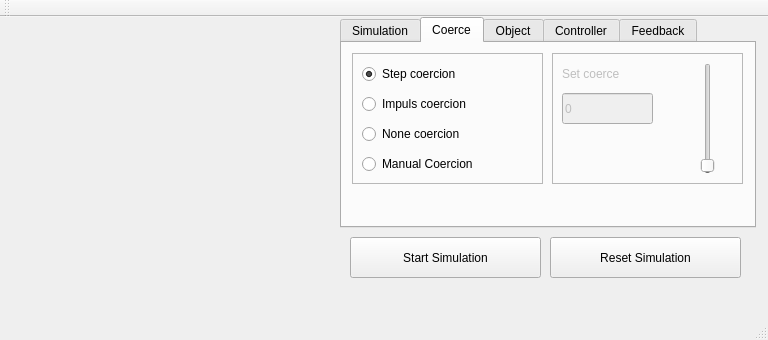
Qt form mainwindow.ui (jakubbialas/PSS_lab) before a commit.
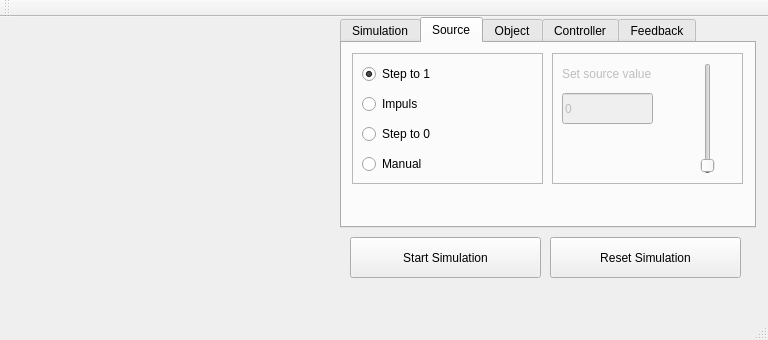
The same form after that commit. The open tabs and pages were chosen to show the change. Custom widgets are drawn as their Qt base class.

Commit message: Zmiana Coerce na Source

The edit to the form file:
```diff
--- a/mainwindow.ui
+++ b/mainwindow.ui
@@ -207,7 +207,7 @@
     </widget>
     <widget class="QWidget" name="tab_coerce">
      <attribute name="title">
-      <string>Coerce</string>
+      <string>Source</string>
      </attribute>
      <widget class="QFrame" name="setCoercionFrame">
       <property name="geometry">
@@ -234,7 +234,7 @@
         </rect>
        </property>
        <property name="text">
-        <string>Step coercion</string>
+        <string>Step to 1</string>
        </property>
        <property name="checked">
         <bool>true</bool>
@@ -250,7 +250,7 @@
         </rect>
        </property>
        <property name="text">
-        <string>Manual Coercion</string>
+        <string>Manual</string>
        </property>
       </widget>
       <widget class="QRadioButton" name="impCoerceRadio">
@@ -263,7 +263,7 @@
         </rect>
        </property>
        <property name="text">
-        <string>Impuls coercion</string>
+        <string>Impuls</string>
        </property>
       </widget>
       <widget class="QRadioButton" name="nonCoerceRadio">
@@ -276,7 +276,7 @@
         </rect>
        </property>
        <property name="text">
-        <string>None coercion</string>
+        <string>Step to 0</string>
        </property>
       </widget>
       <zorder>stepCoerceRadio</zorder>
@@ -307,12 +307,12 @@
         <rect>
          <x>10</x>
          <y>10</y>
-         <width>81</width>
+         <width>121</width>
          <height>21</height>
         </rect>
        </property>
        <property name="text">
-        <string>Set coerce</string>
+        <string>Set source value</string>
        </property>
       </widget>
       <widget class="QLineEdit" name="coerceEdit">
```
Left out of the diff: 32 changed lines with no effect on the pictures. The commit also changes 13 other files.
